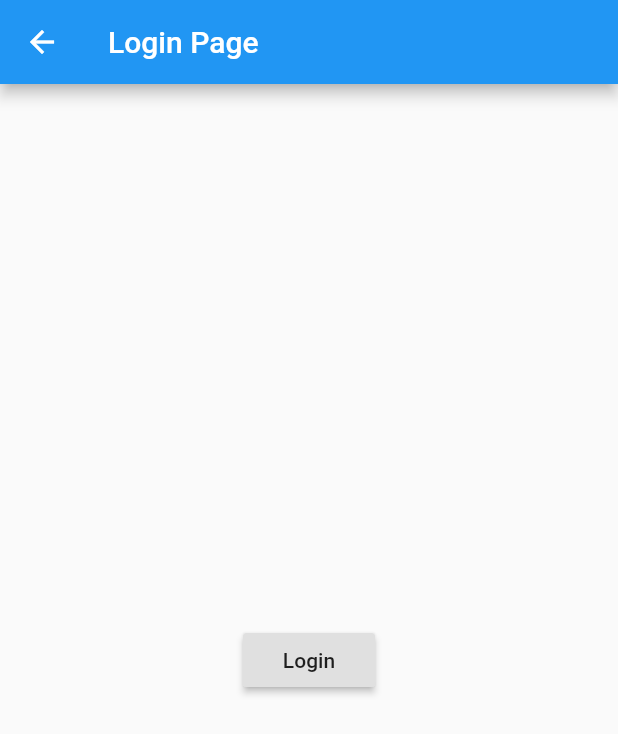
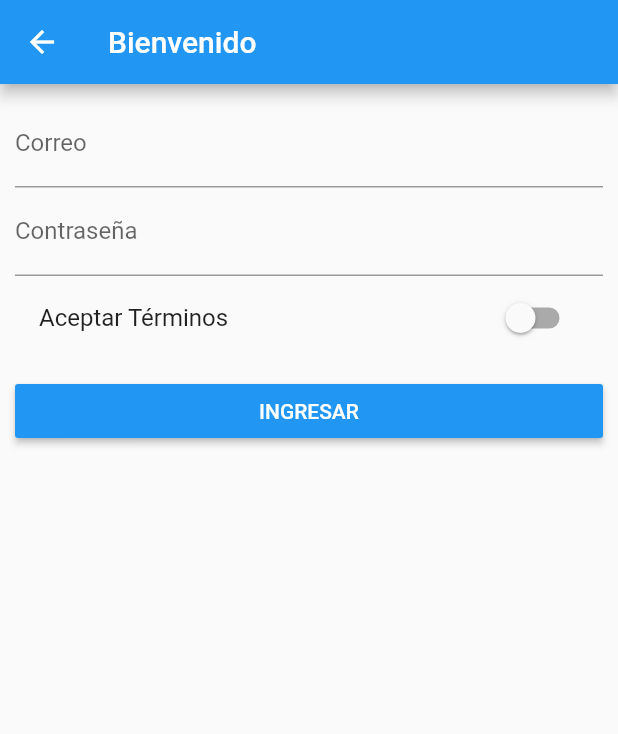
Before and after one commit to dmarquina/flutter_course, a Flutter app: the AuthPage screen opened directly, on a phone screen of 412 x 824 dp. Shown: the top 734 px of the screen. Run offline on Flutter 3.47's test engine with Material 2 defaults, Android fonts, the phone set to English and light mode, and no system bars.

Commit message:
inputs and styling

```diff
--- a/lib/pages/auth.dart
+++ b/lib/pages/auth.dart
@@ -1,19 +1,64 @@
 import 'package:flutter/material.dart';
 import './products.dart';
 
-class AuthPage extends StatelessWidget {
+class AuthPage extends StatefulWidget {
+  @override
+  State<StatefulWidget> createState() {
+    return new _AuthPageState();
+  }
+}
+
+class _AuthPageState extends State<AuthPage> {
+  String _email;
+  String _password;
+  bool _acceptTerms = false;
+
   @override
   Widget build(BuildContext context) {
     return Scaffold(
         appBar: AppBar(
-          title: Text('Login Page'),
+          title: Text('Bienvenido'),
         ),
-        body: Center(
-          child: RaisedButton(
-              child: Text('Login'),
-              onPressed: () {
-                Navigator.pushReplacementNamed(context, '/');
-              }),)
-    );
+        body: Container(
+          margin: EdgeInsets.all(10.0),
+          child: ListView(children: <Widget>[
+            TextField(
+              decoration: InputDecoration(labelText: 'Correo'),
+              keyboardType: TextInputType.emailAddress,
+              onChanged: (String value) {
+                setState(() {
+                  _email = value;
+                });
+              },
+            ),
+            TextField(
+                decoration: InputDecoration(labelText: 'Contraseña'),
+                obscureText: true,
+                onChanged: (String value) {
+                  setState(() {
+                    _password = value;
+                  });
+                }),
+            SwitchListTile(
+              value: _acceptTerms,
+              onChanged: (bool value) {
+                setState(() {
+                  _acceptTerms = value;
+                });
+              },
+              title: Text('Aceptar Términos'),
+            ),
+            SizedBox(
+              height: 10.0,
+            ),
+            RaisedButton(
+                child: Text('INGRESAR'),
+                color: Theme.of(context).primaryColor,
+                textColor: Colors.white,
+                onPressed: () {
+                  Navigator.pushReplacementNamed(context, '/products');
+                }),
+          ]),
+        ));
   }
 }
--- a/lib/pages/products_admin.dart
+++ b/lib/pages/products_admin.dart
@@ -6,7 +6,6 @@ import './products.dart';
 class ProductsAdminPage extends StatelessWidget {
   final Function addProduct;
   final Function deleteProduct;
-
 
   ProductsAdminPage(this.addProduct, this.deleteProduct);
 
@@ -24,7 +23,7 @@ class ProductsAdminPage extends StatelessWidget {
               ),
               ListTile(
                 title: Text('Todos los productos'),
-                onTap: () => Navigator.pushReplacementNamed(context, '/'),
+                onTap: () => Navigator.pushReplacementNamed(context, '/products'),
               )
             ],
           ),
@@ -36,8 +35,7 @@ class ProductsAdminPage extends StatelessWidget {
             Tab(icon: Icon(Icons.list), text: 'Mis productos')
           ]),
         ),
-        body: TabBarView(
-            children: <Widget>[ProductCreatePage(addProduct), ProductListPage()]),
+        body: TabBarView(children: <Widget>[ProductCreatePage(addProduct), ProductListPage()]),
       ),
     );
   }
```
Also changed, not shown: lib/main.dart (+9 -7 lines), lib/pages/product_create.dart (+14 -12 lines), lib/products.dart (+37 -5 lines), pubspec.yaml (+5 -4 lines), assets/Oswald-Bold.ttf (added).
